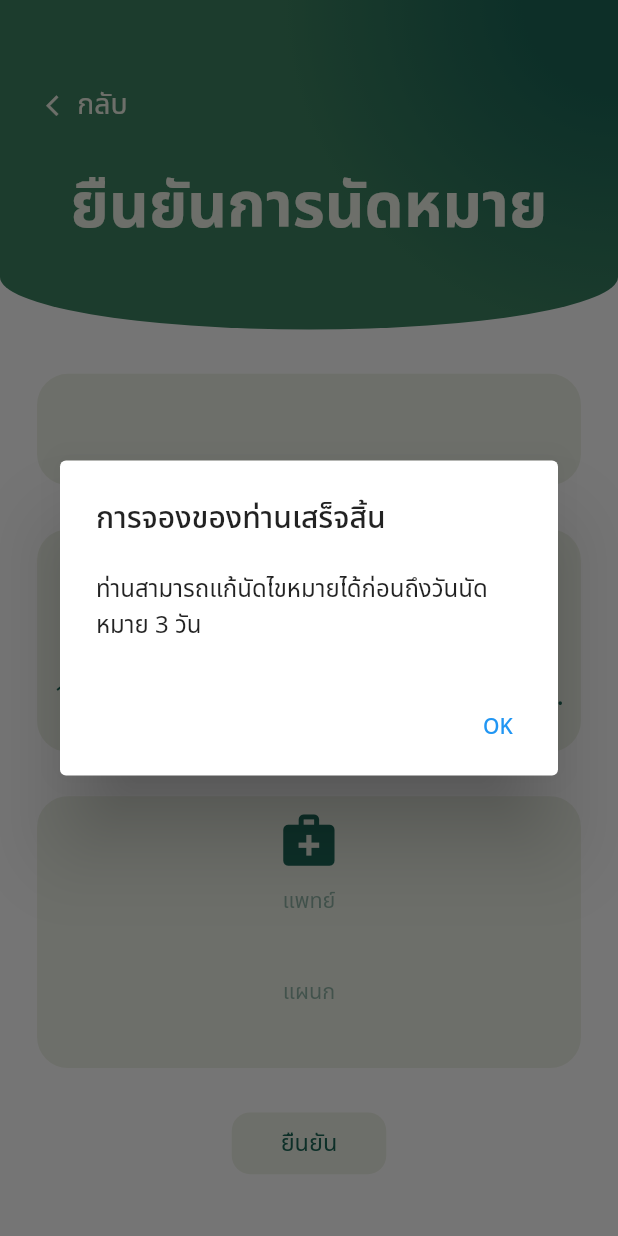
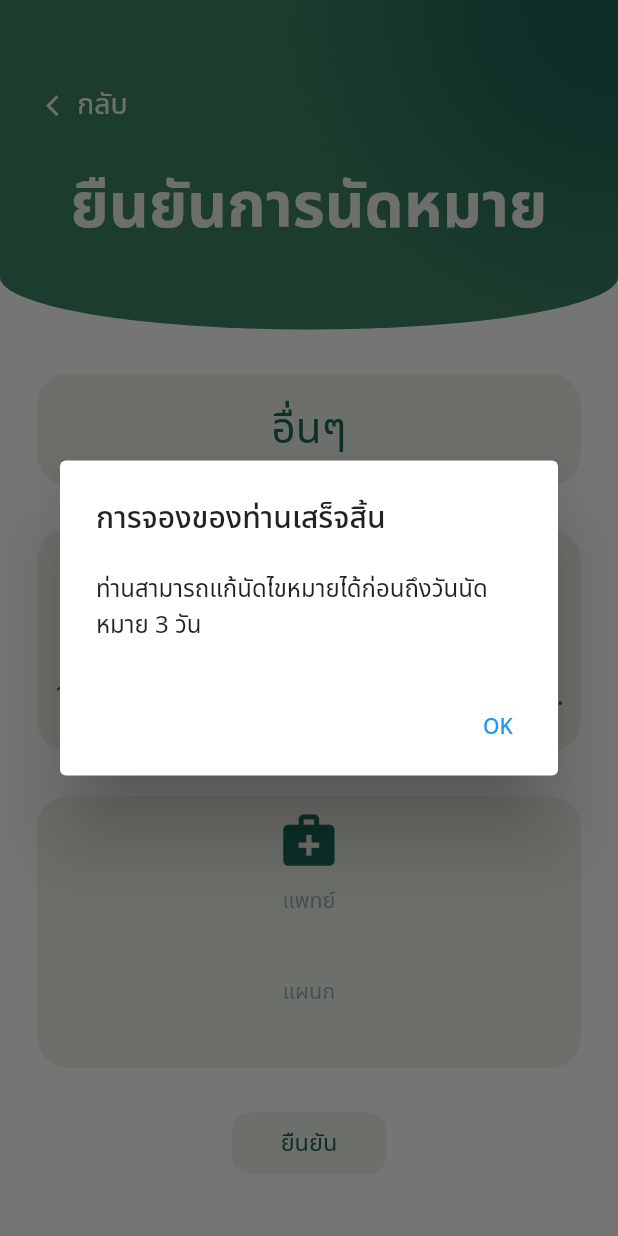
Before and after one commit to Medware-Front-End/Medware-Frontend, a Flutter app: the ConfirmAppointment screen opened directly with empty values, after a tap on "ยืนยัน", on a phone screen of 412 x 824 dp. Run offline on Flutter 3.47's test engine with Material 2 defaults, Android fonts, the phone set to English and light mode, and no system bars; our stand-ins replace flutter_local_notifications, google_nav_bar, rxdart, shared_preferences, table_calendar; missing offline and left inert: time_interval_picker; accounts and stored records are empty.

Commit message:
fix bug and change variable name

```diff
--- a/lib/screens/main/event/patient/confirm_appointment.dart
+++ b/lib/screens/main/event/patient/confirm_appointment.dart
@@ -1,5 +1,4 @@
 import 'package:flutter/material.dart';
-import 'package:flutter/services.dart';
 import 'package:intl/intl.dart';
 import 'package:medware/utils/colors.dart';
 
@@ -7,10 +6,10 @@ class ConfirmAppointment extends StatelessWidget {
   final int id;
   final int capacity;
   final int patientCount;
+  final int type;
   final DateTime date;
   final DateTime startTime;
   final DateTime finishTime;
-  final String type;
   final String doctor;
   final String department;
   const ConfirmAppointment(
@@ -31,6 +30,42 @@ class ConfirmAppointment extends StatelessWidget {
     final YearDateFormatter = DateFormat.y();
     final DateDateFormatter = DateFormat.d();
     final timeFormatter = DateFormat.jm();
+
+    String _mapAppointmentType(int type) {
+      if (type == 1) {
+        return 'ตรวจกับหมอ';
+      } else if (type == 2) {
+        return 'ตรวจสุขภาพ';
+      } else if (type == 3) {
+        return 'บริจาคเลือด';
+      } else {
+        return 'อื่นๆ';
+      }
+    }
+
+    _showAlertDialog(BuildContext context) {
+      Widget okButton = TextButton(
+        child: const Text("OK"),
+        onPressed: () {
+          Navigator.of(context).pop();
+        },
+      );
+
+      AlertDialog alert = AlertDialog(
+        title: Text("การจองของท่านเสร็จสิ้น"),
+        content: Text("ท่านสามารถแก้นัดไขหมายได้ก่อนถึงวันนัดหมาย 3 วัน"),
+        actions: [
+          okButton,
+        ],
+      );
+
+      showDialog(
+          context: context,
+          builder: (BuildContext context) {
+            return alert;
+          });
+    }
+
     return Scaffold(
       body: Padding(
         padding: EdgeInsets.only(bottom: size.height * 0.05),
@@ -122,7 +157,7 @@ class ConfirmAppointment extends StatelessWidget {
                       mainAxisAlignment: MainAxisAlignment.center,
                       children: [
                         Text(
-                          type,
+                          _mapAppointmentType(type),
                           style: TextStyle(
                             color: primaryColor,
                             fontWeight: FontWeight.w400,
@@ -226,17 +261,12 @@ class ConfirmAppointment extends StatelessWidget {
                 padding: EdgeInsets.symmetric(
                   horizontal: size.width * 0.06,
                 ),
-              child: Ink(
+                child: Container(
                   width: double.infinity,
                   height: size.height * 0.22,
                   decoration: BoxDecoration(
                     color: quaternaryColor,
                     borderRadius: BorderRadius.circular(size.width * 0.05),
-                ),
-                child: InkWell(
-                  onTap: () {},
-                  borderRadius: BorderRadius.circular(
-                    size.width * 0.05,
                   ),
                   child: Column(
                     mainAxisAlignment: MainAxisAlignment.spaceEvenly,
@@ -288,9 +318,7 @@ class ConfirmAppointment extends StatelessWidget {
                       ),
                     ],
                   ),
-                ),
-              ),
-            ),
+                )),
             Container(
               width: size.width * 0.25,
               height: size.height * 0.05,
@@ -300,7 +328,7 @@ class ConfirmAppointment extends StatelessWidget {
               ),
               child: GestureDetector(
                 onTap: () {
-                  showAlertDialog(context);
+                  _showAlertDialog(context);
                 },
                 child: Center(
                   child: Text(
@@ -319,29 +347,3 @@ class ConfirmAppointment extends StatelessWidget {
     );
   }
 }
-
-showAlertDialog(BuildContext context) {
-  // Create button
-  Widget okButton = TextButton(
-    child: const Text("OK"),
-    onPressed: () {
-      Navigator.of(context).pop();
-    },
-  );
-
-  // Create AlertDialog
-  AlertDialog alert = AlertDialog(
-    title: Text("การจองของท่านเสร็จสิ้น"),
-    content: Text("ท่านสามารถแก้นัดไขหมายได้ก่อนถึงวันนัดหมาย 3 วัน"),
-    actions: [
-      okButton,
-    ],
-  );
-
-  // show the dialog
-  showDialog(
-      context: context,
-      builder: (BuildContext context) {
-        return alert;
-      });
-}
--- a/lib/utils/models/event/patient/patient_event.dart
+++ b/lib/utils/models/event/patient/patient_event.dart
@@ -2,10 +2,10 @@ class PatientEvent {
   final int id;
   final int capacity;
   final int patientCount;
+  final int type;
   final DateTime date;
   final DateTime startTime;
   final DateTime finishTime;
-  final String type;
   final String doctor;
   final String department;
 
@@ -25,10 +25,10 @@ class PatientEvent {
         id: int.parse(json['id']),
         capacity: int.parse(json['capacity']),
         patientCount: int.parse(json['patientCount']),
+        type: int.parse(json['type']),
         date: DateTime.parse(json['date']),
         startTime: DateTime.parse(json['startTime']),
         finishTime: DateTime.parse(json['finishTime']),
-        type: json['type'],
         doctor: json['doctorName'],
         department: json['department'],
       );
```
Also changed, not shown: lib/screens/main/event/patient/calendar_appointment.dart (+68 -48 lines), lib/utils/api/event/patient/get_schedule.dart (+7 -7 lines). Lines whose indentation alone changed are shown as unchanged.
